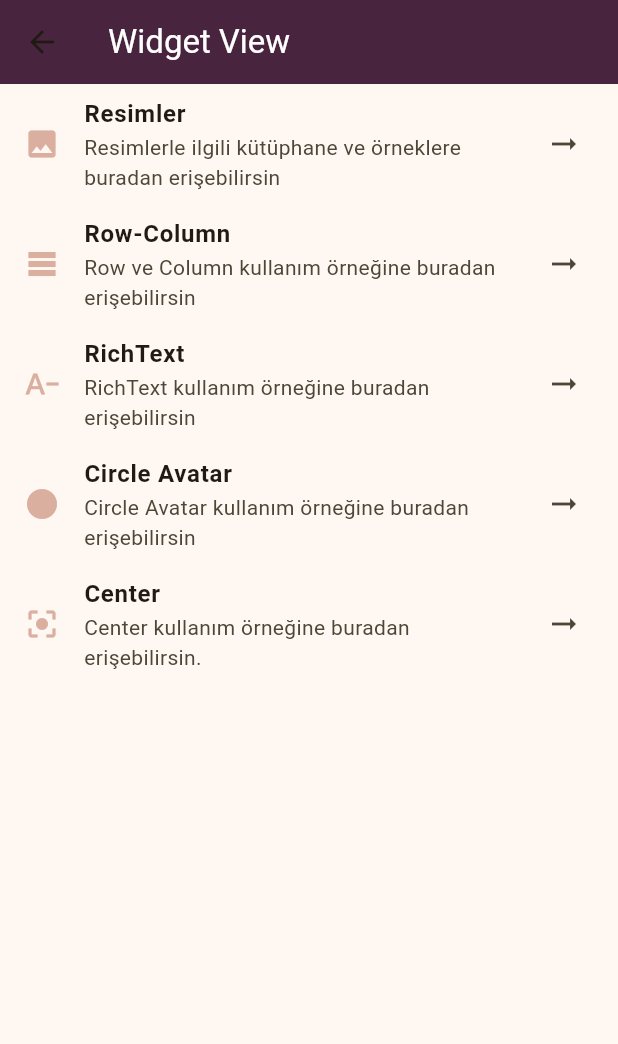
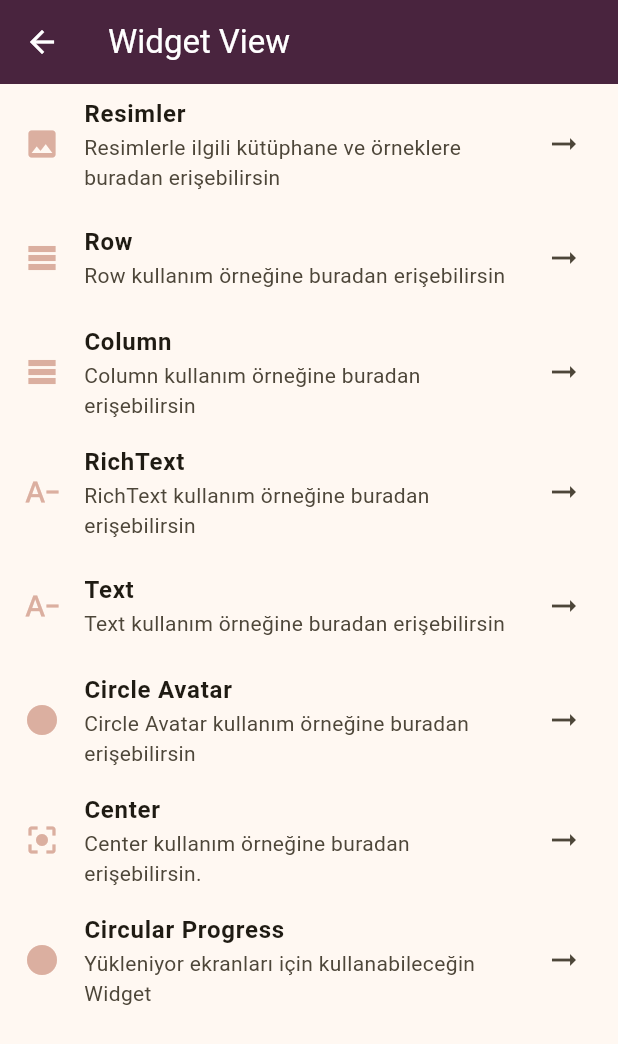
Before and after one commit to umutocak/turkce_flutter_egitimi, a Flutter app: the screen it shows after launch, after a tap on "Widgetlar", on a phone screen of 412 x 824 dp. Shown: the top 1044 px of the screen. Run offline on Flutter 3.47's test engine with Material 3 defaults, Android fonts, the phone set to English and light mode, and no system bars; our stand-ins replace cached_network_image; network calls fail.

Commit message:
dosyalama güncellendi

```diff
--- /dev/null
+++ b/lib/core/base/base_state.dart
@@ -0,0 +1,6 @@
+import 'package:flutter_egitimi/core/constants/color_constant.dart';
+
+/// * BaseState, sabit değerlerinizi ekranlara ve kullanmak istediğiniz alanlara aktarabileceğiniz bir yöntemdir.
+mixin BaseState {
+  final ColorConstant colorConstant = ColorConstant.instance;
+}
--- /dev/null
+++ b/lib/core/constants/color_constant.dart
@@ -0,0 +1,12 @@
+import 'package:flutter/material.dart';
+
+/// * Uygulama içi renklerinize tek bir yerden erişmek ve sabit değerlerimizi tutmak için constantlar kullanırız.
+class ColorConstant {
+  static ColorConstant instance = ColorConstant._init();
+  ColorConstant._init();
+
+  final Color maroon = const Color(0xff49243E);
+  final Color warm = const Color(0xffDBAFA0);
+  final Color white = Colors.white;
+  final Color black = Colors.black;
+}
--- a/lib/main.dart
+++ b/lib/main.dart
@@ -2,8 +2,17 @@ import 'dart:io';
 
 import 'package:flutter/material.dart';
 import 'package:flutter_egitimi/views/home/home_view.dart';
+import 'package:flutter_egitimi/views/widgets/images/image_view.dart';
 import 'package:flutter_egitimi/views/widgets/widget_view.dart';
+import 'package:flutter_egitimi/widgets/center/center_widget.dart';
+import 'package:flutter_egitimi/widgets/circle_avatar/circle_avatar_widget.dart';
+import 'package:flutter_egitimi/widgets/circular_progress_indicator/circular_proogress_indicator.dart';
+import 'package:flutter_egitimi/widgets/image/cached_network_image_widget.dart';
 import 'package:flutter_egitimi/widgets/image/image_widget.dart';
+import 'package:flutter_egitimi/widgets/richText/rich_text_widget.dart';
+import 'package:flutter_egitimi/widgets/row-column/column_widget.dart';
+import 'package:flutter_egitimi/widgets/row-column/row_widget.dart';
+import 'package:flutter_egitimi/widgets/text/text_widget.dart';
 
 class MyHttpOverrides extends HttpOverrides {
   @override
@@ -45,8 +54,17 @@ class MyApp extends StatelessWidget {
        */
       routes: {
         '/': (context) => const HomeView(),
-        '/Image': (context) => const ImageWidget(),
-        '/widgets': (context) => const WidgetView(),
+        '/Image': (context) => ImageView(),
+        '/widgets': (context) => WidgetView(),
+        '/imageWidget': (context) => ImageWidget(),
+        '/cachedImage': (context) => CachedNetworkImageWidget(),
+        '/rowWidget': (context) => RowWidget(),
+        '/columnWidget': (context) => ColumnWidget(),
+        '/rich-text': (context) => RichTextWidget(),
+        '/circle-avatar': (context) => CircleAvatarWidget(),
+        '/center': (context) => CenterWidget(),
+        '/text': (context) => TextWidget(),
+        '/circular-progress': (context) => CircularProgressIndicatorWidget(),
       },
     );
   }
--- /dev/null
+++ b/lib/views/widgets/images/image_view.dart
@@ -0,0 +1,40 @@
+import 'package:flutter/material.dart';
+import 'package:flutter_egitimi/core/base/base_state.dart';
+
+class ImageView extends StatelessWidget with BaseState {
+  ImageView({super.key});
+
+  @override
+  Widget build(BuildContext context) {
+    return Scaffold(
+      /// ? State içerisinden colorConstant.colorName şeklinde erişerek kullanabiliriz.
+      /// ! Kullanım sağladığınız yerde const ifadesini kullanamazsınız.
+      appBar: AppBar(
+        title: Text("Image View", style: TextStyle(color: colorConstant.white)),
+        backgroundColor: colorConstant.maroon,
+        //? Geri butonunun rengini buradan ayarlayabilirsin.
+        iconTheme: IconThemeData(color: colorConstant.white),
+      ),
+      body: SingleChildScrollView(
+        child: Column(
+          children: [
+            ListTile(
+              title: const Text('Image.Network', style: TextStyle(fontWeight: FontWeight.bold)),
+              subtitle: const Text('Flutter ile standart gelen Image.Network kullanımı'),
+              leading: Icon(Icons.image, color: colorConstant.warm),
+              trailing: const Icon(Icons.arrow_right_alt),
+              onTap: () => Navigator.pushNamed(context, '/imageWidget'),
+            ),
+            ListTile(
+              title: const Text('Cache Network', style: TextStyle(fontWeight: FontWeight.bold)),
+              subtitle: const Text('cached_network_image kütüphanesi ile gelişmiş kullanım örneği'),
+              leading: Icon(Icons.table_rows, color: colorConstant.warm),
+              trailing: const Icon(Icons.arrow_right_alt),
+              onTap: () => Navigator.pushNamed(context, '/cachedImage'),
+            )
+          ],
+        ),
+      ),
+    );
+  }
+}
--- a/lib/views/widgets/widget_view.dart
+++ b/lib/views/widgets/widget_view.dart
@@ -1,53 +1,83 @@
 import 'package:flutter/material.dart';
+import 'package:flutter_egitimi/core/base/base_state.dart';
 
-class WidgetView extends StatelessWidget {
-  const WidgetView({super.key});
+/// ? BaseState yapımızı tanımlayarak state içerisindeki constantlara erişiyoruz.
+class WidgetView extends StatelessWidget with BaseState {
+  /// ! State tanımı yapıldığında const kullanılmaz.
+  WidgetView({super.key});
 
   @override
   Widget build(BuildContext context) {
     return Scaffold(
+      /// ? State içerisinden colorConstant.colorName şeklinde erişerek kullanabiliriz.
+      /// ! Kullanım sağladığınız yerde const ifadesini kullanamazsınız.
       appBar: AppBar(
-        title: const Text("Widget View", style: TextStyle(color: Colors.white)),
-        backgroundColor: const Color(0xff49243E),
+        title: Text("Widget View", style: TextStyle(color: colorConstant.white)),
+        backgroundColor: colorConstant.maroon,
+        //? Geri butonunun rengini buradan ayarlayabilirsin.
+        iconTheme: IconThemeData(color: colorConstant.white),
       ),
-      body: Column(
+      body: SingleChildScrollView(
+        child: Column(
           children: [
             ListTile(
               title: const Text('Resimler', style: TextStyle(fontWeight: FontWeight.bold)),
               subtitle: const Text('Resimlerle ilgili kütüphane ve örneklere buradan erişebilirsin'),
-            leading: const Icon(Icons.image, color: Color(0xffDBAFA0)),
+              leading: Icon(Icons.image, color: colorConstant.warm),
               trailing: const Icon(Icons.arrow_right_alt),
               onTap: () => Navigator.pushNamed(context, '/Image'),
             ),
             ListTile(
-            title: const Text('Row-Column', style: TextStyle(fontWeight: FontWeight.bold)),
-            subtitle: const Text('Row ve Column kullanım örneğine buradan erişebilirsin'),
-            leading: const Icon(Icons.table_rows, color: Color(0xffDBAFA0)),
+              title: const Text('Row', style: TextStyle(fontWeight: FontWeight.bold)),
+              subtitle: const Text('Row kullanım örneğine buradan erişebilirsin'),
+              leading: Icon(Icons.table_rows, color: colorConstant.warm),
               trailing: const Icon(Icons.arrow_right_alt),
-            onTap: () => Navigator.pushNamed(context, '/Image'),
+              onTap: () => Navigator.pushNamed(context, '/rowWidget'),
+            ),
+            ListTile(
+              title: const Text('Column', style: TextStyle(fontWeight: FontWeight.bold)),
+              subtitle: const Text('Column kullanım örneğine buradan erişebilirsin'),
+              leading: Icon(Icons.table_rows, color: colorConstant.warm),
+              trailing: const Icon(Icons.arrow_right_alt),
+              onTap: () => Navigator.pushNamed(context, '/columnWidget'),
             ),
             ListTile(
               title: const Text('RichText', style: TextStyle(fontWeight: FontWeight.bold)),
               subtitle: const Text('RichText kullanım örneğine buradan erişebilirsin'),
-            leading: const Icon(Icons.text_decrease, color: Color(0xffDBAFA0)),
+              leading: Icon(Icons.text_decrease, color: colorConstant.warm),
               trailing: const Icon(Icons.arrow_right_alt),
-            onTap: () => Navigator.pushNamed(context, '/Image'),
+              onTap: () => Navigator.pushNamed(context, '/rich-text'),
+            ),
+            ListTile(
+              title: const Text('Text', style: TextStyle(fontWeight: FontWeight.bold)),
+              subtitle: const Text('Text kullanım örneğine buradan erişebilirsin'),
+              leading: Icon(Icons.text_decrease, color: colorConstant.warm),
+              trailing: const Icon(Icons.arrow_right_alt),
+              onTap: () => Navigator.pushNamed(context, '/text'),
             ),
             ListTile(
               title: const Text('Circle Avatar', style: TextStyle(fontWeight: FontWeight.bold)),
               subtitle: const Text('Circle Avatar kullanım örneğine buradan erişebilirsin'),
-            leading: const Icon(Icons.circle, color: Color(0xffDBAFA0)),
+              leading: Icon(Icons.circle, color: colorConstant.warm),
               trailing: const Icon(Icons.arrow_right_alt),
-            onTap: () => Navigator.pushNamed(context, '/Image'),
+              onTap: () => Navigator.pushNamed(context, '/circle-avatar'),
             ),
             ListTile(
               title: const Text('Center', style: TextStyle(fontWeight: FontWeight.bold)),
               subtitle: const Text('Center kullanım örneğine buradan erişebilirsin.'),
-            leading: const Icon(Icons.center_focus_strong, color: Color(0xffDBAFA0)),
+              leading: Icon(Icons.center_focus_strong, color: colorConstant.warm),
               trailing: const Icon(Icons.arrow_right_alt),
-            onTap: () => Navigator.pushNamed(context, '/Image'),
+              onTap: () => Navigator.pushNamed(context, '/center'),
+            ),
+            ListTile(
+              title: const Text('Circular Progress', style: TextStyle(fontWeight: FontWeight.bold)),
+              subtitle: const Text('Yükleniyor ekranları için kullanabileceğin Widget'),
+              leading: Icon(Icons.circle, color: colorConstant.warm),
+              trailing: const Icon(Icons.arrow_right_alt),
+              onTap: () => Navigator.pushNamed(context, '/circular-progress'),
             ),
           ],
+        ),
       ),
     );
   }
```
Also changed, not shown: lib/widgets/center/center_widget.dart (+9 -3 lines), lib/widgets/circle_avatar/circle_avatar_widget.dart (+16 -6 lines), lib/widgets/circular_progress_indicator/circular_proogress_indicator.dart (added, +21 -0 lines), lib/widgets/image/cached_network_image_widget.dart (+10 -11 lines), lib/widgets/image/image_widget.dart (+21 -5 lines), lib/widgets/richText/rich_text_widget.dart (+18 -8 lines), lib/widgets/row-column/column_widget.dart (+10 -7 lines), lib/widgets/row-column/row_widget.dart (+10 -10 lines), lib/widgets/text/text_widget.dart (+13 -12 lines), 1 other file. Lines whose indentation alone changed are shown as unchanged.
